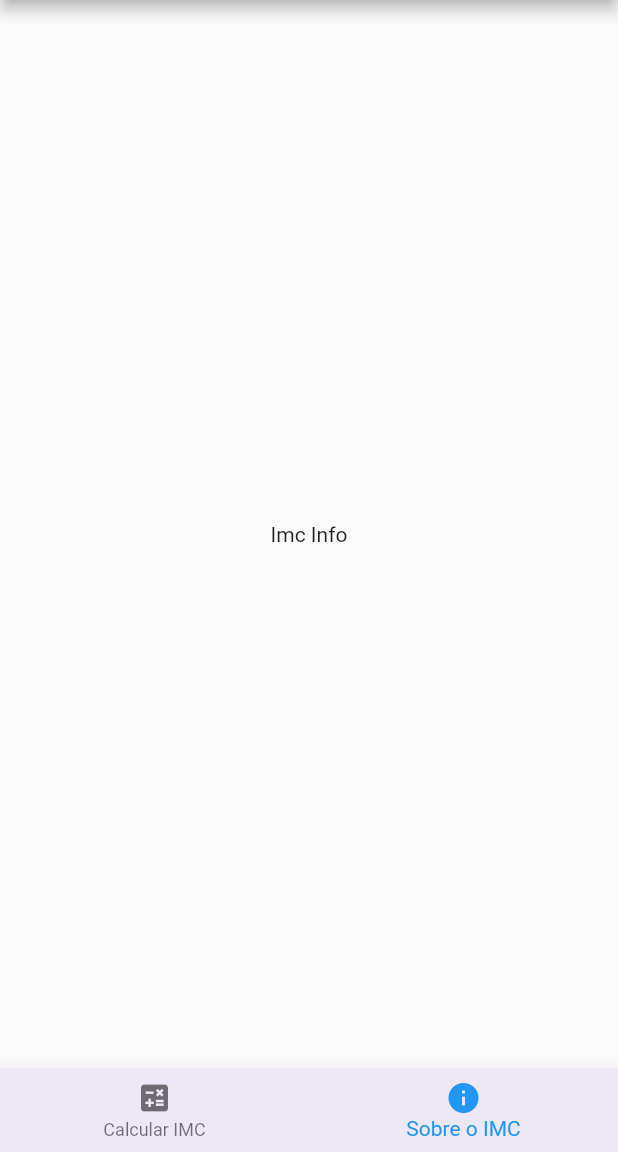
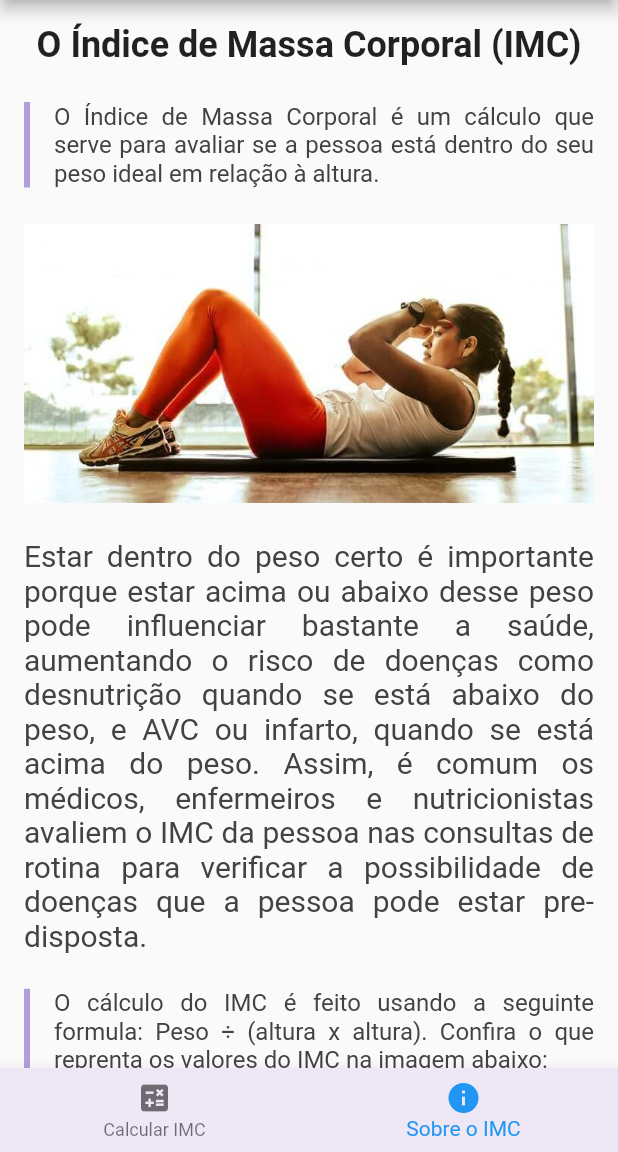
Before and after one commit to Gabriel-S-Souza/imc_calculator_with_flutter, a Flutter app: the screen it shows after launch, swiped to page 2, on a phone screen of 412 x 824 dp, the part 84-1236 px from its top. Run offline on Flutter 3.47's test engine with Material 2 defaults, Android fonts, the phone set to English and light mode, and no system bars.

Commit message:
finished imc_info page

```diff
--- a/lib/contents/text_contents.dart
+++ b/lib/contents/text_contents.dart
@@ -5,8 +5,8 @@ String getTextContents(String key) {
     "firstFragment":
         "Estar dentro do peso certo é importante porque estar acima ou abaixo desse peso pode influenciar bastante a saúde, aumentando o risco de doenças como desnutrição quando se está abaixo do peso, e AVC ou infarto, quando se está acima do peso. Assim, é comum os médicos, enfermeiros e nutricionistas avaliem o IMC da pessoa nas consultas de rotina para verificar a possibilidade de doenças que a pessoa pode estar pre-disposta.",
     "secondFragment":
-        "A fórmula do cálculo do IMC deve ser feito usando da seguinte forma: Peso ÷ (altura x altura).",
+        "O cálculo do IMC é feito usando a seguinte formula: Peso ÷ (altura x altura). Confira o que reprenta os valores do IMC na imagem abaixo:",
   };
 
-  return contents[key] ?? "getText falhou";
+  return contents[key] ?? "getTextContent falhou";
 }
--- a/lib/pages/imc_info.dart
+++ b/lib/pages/imc_info.dart
@@ -1,3 +1,4 @@
+import 'package:calculadora_de_imc/contents/text_contents.dart';
 import 'package:flutter/material.dart';
 
 class ImcInfoPage extends StatefulWidget {
@@ -10,10 +11,91 @@ class ImcInfoPage extends StatefulWidget {
 class _ImcInfoPageState extends State<ImcInfoPage> {
   @override
   Widget build(BuildContext context) {
-    return const Scaffold(
-      body: Center(
-        child: Text(
-          "Imc Info"
+    return Scaffold(
+      body: SingleChildScrollView(
+        child: Padding(
+          padding: const EdgeInsets.all(16),
+          child: Column(
+            mainAxisAlignment: MainAxisAlignment.spaceAround,
+            children: [
+              const Padding(
+                padding: EdgeInsets.only(bottom: 24),
+                child: Text(
+                  "O Índice de Massa Corporal (IMC)",
+                  style: TextStyle(
+                    fontSize: 24,
+                    fontWeight: FontWeight.w600,
+                  ),
+                ),
+              ),
+              //TODO: Otimizar esse conteiner que se repete
+              Container(
+                decoration: BoxDecoration(
+                  border: Border(
+                    left: BorderSide(
+                      color: Colors.deepPurple[200]!,
+                      width: 4,
+                    ))
+                ),
+                child: Padding(
+                  padding: const EdgeInsets.only(left: 16),
+                  child: Text(
+                    getTextContents("subtitle"),
+                    textAlign: TextAlign.justify,
+                    style: TextStyle(
+                      fontSize: 16,
+                      color: Colors.grey[800],
+                    ),
+                  ),
+                ),
+              ),
+              Padding(
+                padding: const EdgeInsets.only(top: 24, bottom: 24),
+                child: Image.asset(
+                  "assets/images/exercicio-fisico.jpg",
+                  width: MediaQuery.of(context).size.width,
+                ),
+              ),
+              Padding(
+                padding: const EdgeInsets.only(bottom: 24),
+                child: Text(
+                  getTextContents("firstFragment"),
+                  textAlign: TextAlign.justify,
+                  style: TextStyle(
+                    fontSize: 20,
+                    color: Colors.grey[800],
+                  ),
+                ),
+              ),
+               Container(
+                decoration: BoxDecoration(
+                  border: Border(
+                    left: BorderSide(
+                      color: Colors.deepPurple[200]!,
+                      width: 4,
+                    ))
+                ),
+                child: Padding(
+                  padding: const EdgeInsets.only(left: 16),
+                  child: Text(
+                    getTextContents("secondFragment"),
+                    textAlign: TextAlign.justify,
+                    style: TextStyle(
+                      fontSize: 16,
+                      color: Colors.grey[800],
+                    ),
+                  ),
+                ),
+              ),
+              Padding(
+                padding: const EdgeInsets.only(top: 24, bottom: 24),
+                child: Image.asset(
+                  "assets/images/tabela-imc.jpg",
+                  width: MediaQuery.of(context).size.width,
+                ),
+              ),
+            ],
+          ),
         ),
       ),
     );
```
